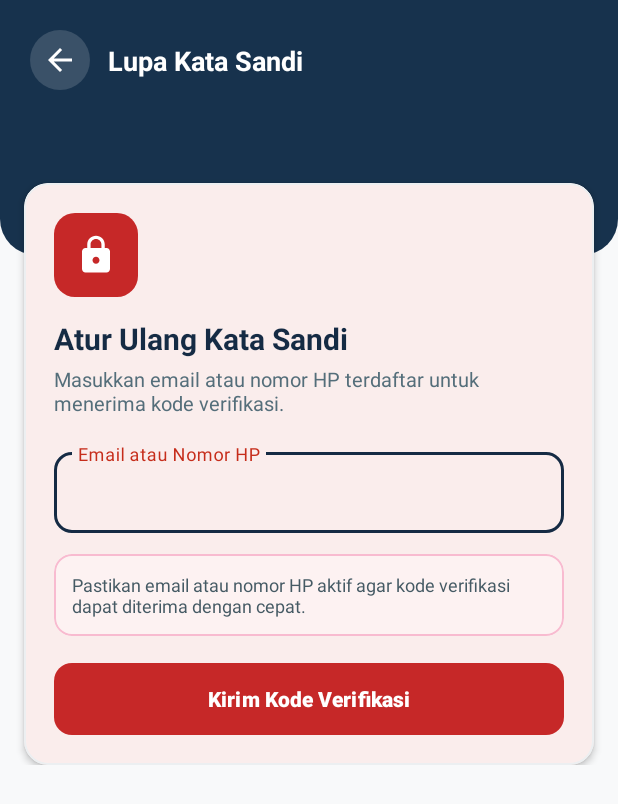
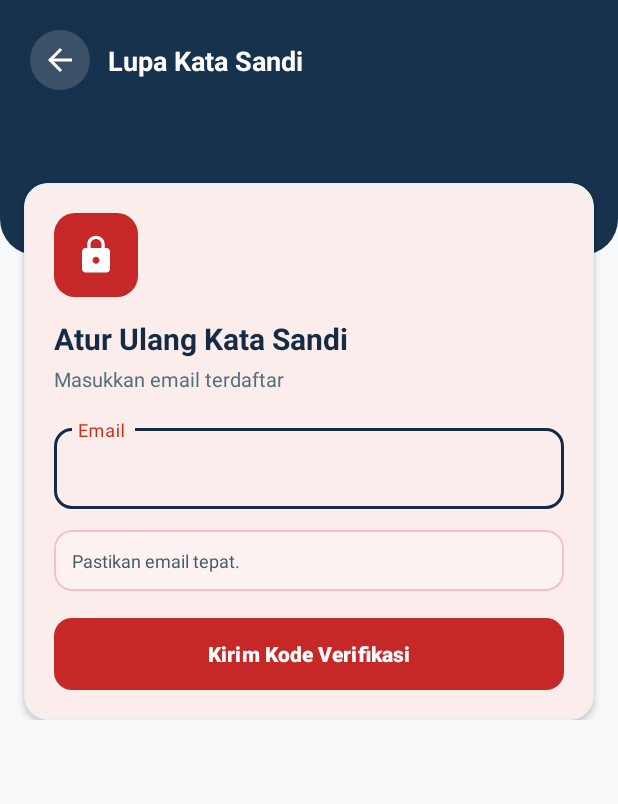
Before and after one commit to nashwaisn-ux/SiagaBencana, an Android app: the LupaSandiActivity screen opened directly, with no data from a screen before it, on a phone screen of 412 x 824 dp. Shown: the top 804 px of the screen. Run offline under Robolectric (Android 15) with nearby library versions, the phone set to English and light mode, and no system bars.

Commit message:
fix email

```diff
--- a/app/src/main/res/layout/activity_lupa_sandi.xml
+++ b/app/src/main/res/layout/activity_lupa_sandi.xml
@@ -101,7 +101,7 @@
                         android:layout_width="match_parent"
                         android:layout_height="wrap_content"
                         android:layout_marginTop="4dp"
-                        android:text="Masukkan email atau nomor HP terdaftar untuk menerima kode verifikasi."
+                        android:text="Masukkan email terdaftar"
                         android:textColor="#546E7A"
                         android:textSize="13sp" />
 
@@ -121,7 +121,7 @@
                             style="@style/Widget.Material3.TextInputLayout.OutlinedBox"
                             android:layout_width="match_parent"
                             android:layout_height="wrap_content"
-                            android:hint="Email atau Nomor HP"
+                            android:hint="Email "
                             app:boxCornerRadiusBottomEnd="12dp"
                             app:boxCornerRadiusBottomStart="12dp"
                             app:boxCornerRadiusTopEnd="12dp"
@@ -152,7 +152,7 @@
                                 android:layout_width="match_parent"
                                 android:layout_height="wrap_content"
                                 android:padding="12dp"
-                                android:text="Pastikan email atau nomor HP aktif agar kode verifikasi dapat diterima dengan cepat."
+                                android:text="Pastikan email tepat."
                                 android:textColor="#455A64"
                                 android:textSize="12sp" />
                         </com.google.android.material.card.MaterialCardView>
```
